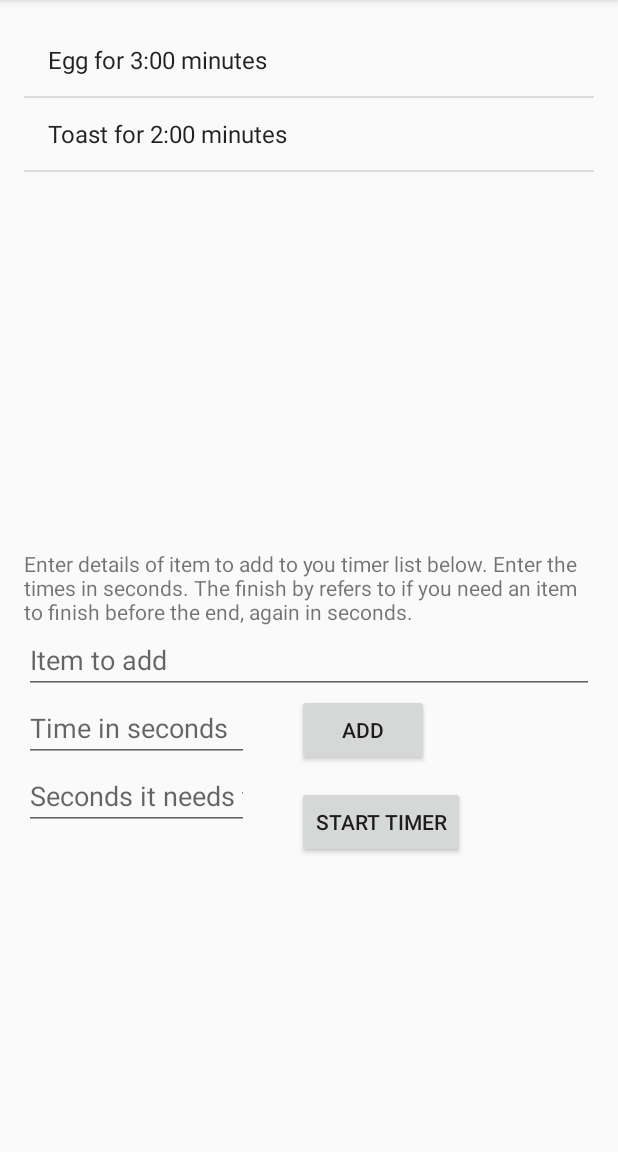
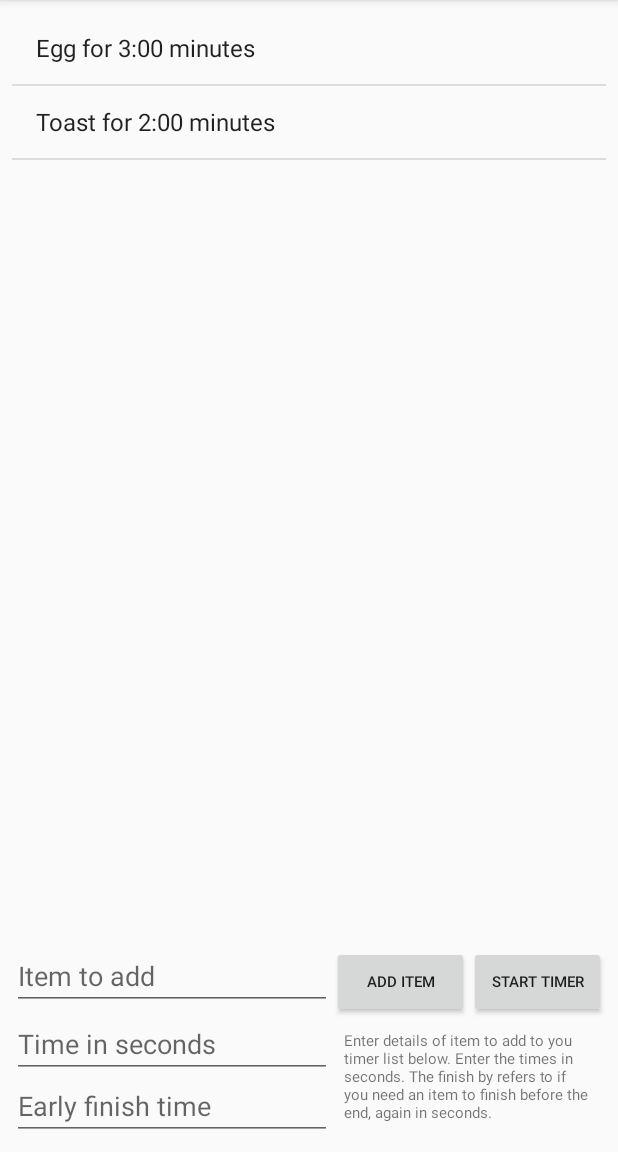
Before and after one commit to AndyCr15/KitchenTimer, an Android app: the screen it shows after launch (MainActivity), on a phone screen of 412 x 824 dp, the part 84-1236 px from its top. Run offline under Robolectric (Android 15) with nearby library versions, the phone set to English and light mode, and no system bars.

Commit message:
Layout improvements

```diff
--- a/app/src/main/res/layout/activity_main.xml
+++ b/app/src/main/res/layout/activity_main.xml
@@ -2,64 +2,68 @@
 <android.support.constraint.ConstraintLayout xmlns:android="http://schemas.android.com/apk/res/android"
     xmlns:app="http://schemas.android.com/apk/res-auto"
     xmlns:tools="http://schemas.android.com/tools"
+    android:id="@+id/Main"
     android:layout_width="match_parent"
     android:layout_height="match_parent"
-    tools:context="com.androidandyuk.kitchentimer.MainActivity">
-
-    <GridLayout
-        android:id="@+id/mainGrid"
-        android:layout_width="0dp"
-        android:layout_height="0dp"
-        android:layout_margin="16dp"
-        android:layout_marginBottom="16dp"
-        android:layout_marginEnd="16dp"
-        android:layout_marginLeft="16dp"
-        android:layout_marginRight="16dp"
-        android:layout_marginStart="16dp"
-        android:layout_marginTop="16dp"
-        android:columnCount="4"
-        android:rowCount="8"
-        app:layout_constraintBottom_toBottomOf="parent"
-        app:layout_constraintHorizontal_bias="0.0"
-        app:layout_constraintLeft_toLeftOf="parent"
-        app:layout_constraintRight_toRightOf="parent"
-        app:layout_constraintTop_toTopOf="parent"
-        app:layout_constraintVertical_bias="0.0">
+    android:orientation="vertical">
 
     <ListView
         android:id="@+id/itemListView"
-            android:layout_width="match_parent"
-            android:layout_height="350dp"
-            android:layout_column="0"
-            android:layout_columnSpan="3"
-            android:layout_row="0" />
+        android:layout_width="0dp"
+        android:layout_height="0dp"
+        tools:layout_constraintTop_creator="1"
+        tools:layout_constraintRight_creator="1"
+        tools:layout_constraintBottom_creator="1"
+        android:layout_marginStart="8dp"
+        android:layout_marginEnd="8dp"
+        app:layout_constraintRight_toRightOf="parent"
+        android:layout_marginTop="8dp"
+        tools:layout_constraintLeft_creator="1"
+        app:layout_constraintLeft_toLeftOf="parent"
+        app:layout_constraintTop_toTopOf="parent"
+        android:layout_marginBottom="8dp"
+        app:layout_constraintBottom_toTopOf="@+id/ItemInfoAndButtons"
+        android:layout_marginRight="8dp"
+        android:layout_marginLeft="8dp" />
 
-        <TextView
-            android:id="@+id/Instructions"
+    <LinearLayout
+        android:id="@+id/ItemInfoAndButtons"
+        android:layout_width="0dp"
+        android:layout_height="132dp"
+        tools:layout_constraintRight_creator="1"
+        tools:layout_constraintBottom_creator="1"
+        android:layout_marginStart="8dp"
+        app:layout_constraintBottom_toBottomOf="parent"
+        android:layout_marginEnd="8dp"
+        app:layout_constraintRight_toRightOf="parent"
+        tools:layout_constraintLeft_creator="1"
+        android:layout_marginBottom="8dp"
+        app:layout_constraintLeft_toLeftOf="parent">
+
+        <LinearLayout
+            android:id="@+id/ItemInfo"
             android:layout_width="wrap_content"
-            android:layout_height="wrap_content"
-            android:layout_column="0"
-            android:layout_columnSpan="3"
-            android:layout_row="1"
-            android:text="Enter details of item to add to you timer list below. Enter the times in seconds. The finish by refers to if you need an item to finish before the end, again in seconds." />
+            android:layout_height="match_parent"
+
+            android:orientation="vertical">
 
             <EditText
                 android:id="@+id/itemName"
-            android:layout_width="match_parent"
+                android:layout_width="wrap_content"
                 android:layout_height="wrap_content"
-            android:layout_column="0"
-            android:layout_columnSpan="2"
-            android:layout_row="2"
+                android:layout_row="0"
                 android:ems="10"
                 android:hint="Item to add"
-            android:inputType="textPersonName" />
+                android:inputType="textPersonName"
+                android:nextFocusDown="@+id/itemTime"
+                android:nextFocusForward="@+id/itemTime"
+                android:nextFocusRight="@+id/itemTime" />
 
             <EditText
                 android:id="@+id/itemTime"
-            android:layout_width="150dp"
+                android:layout_width="wrap_content"
                 android:layout_height="wrap_content"
-            android:layout_column="0"
-            android:layout_row="3"
+                android:layout_row="1"
                 android:ems="10"
                 android:hint="Time in seconds"
                 android:inputType="time"
@@ -69,37 +73,60 @@
 
             <EditText
                 android:id="@+id/finishTime"
-            android:layout_width="150dp"
+                android:layout_width="wrap_content"
                 android:layout_height="wrap_content"
-            android:layout_column="0"
-            android:layout_row="4"
+                android:layout_row="2"
                 android:ems="10"
-            android:hint="Seconds it needs to finish by"
+                android:hint="Early finish time"
                 android:inputType="time" />
+
+        </LinearLayout>
+
+        <LinearLayout
+            android:id="@+id/InstructionsButtons"
+            android:layout_width="wrap_content"
+            android:layout_height="wrap_content"
+            android:layout_gravity="center"
+
+            android:orientation="vertical">
+
+            <LinearLayout
+                android:layout_width="match_parent"
+                android:layout_height="match_parent"
+                android:orientation="horizontal">
 
                 <Button
                     android:id="@+id/addItem"
-            android:layout_width="wrap_content"
+                    android:layout_width="match_parent"
                     android:layout_height="wrap_content"
-            android:layout_column="1"
-            android:layout_margin="32dp"
-            android:layout_marginTop="0dp"
-            android:layout_row="3"
-            android:layout_rowSpan="2"
+                    android:layout_column="0"
+                    android:layout_gravity="center"
+                    android:layout_weight="1"
                     android:onClick="addItem"
-            android:text="Add" />
+                    android:text="Add Item"
+                    android:textSize="10sp" />
 
                 <Button
                     android:id="@+id/timerButton"
+                    android:layout_width="match_parent"
+                    android:layout_height="wrap_content"
+                    android:layout_column="1"
+                    android:layout_gravity="center"
+
+                    android:layout_weight="1"
+                    android:text="Start Timer"
+                    android:textSize="10sp" />
+            </LinearLayout>
+
+            <TextView
+                android:id="@+id/Instructions"
                 android:layout_width="wrap_content"
                 android:layout_height="wrap_content"
-            android:layout_column="1"
-            android:layout_margin="32dp"
-            android:layout_marginTop="16dp"
-            android:layout_row="4"
-            android:layout_rowSpan="1"
-            android:text="Start Timer" />
 
+                android:padding="8dp"
+                android:text="Enter details of item to add to you timer list below. Enter the times in seconds. The finish by refers to if you need an item to finish before the end, again in seconds."
+                android:textSize="10sp" />
 
-    </GridLayout>
+        </LinearLayout>
+    </LinearLayout>
 </android.support.constraint.ConstraintLayout>
```
Lines whose indentation alone changed are shown as unchanged.
